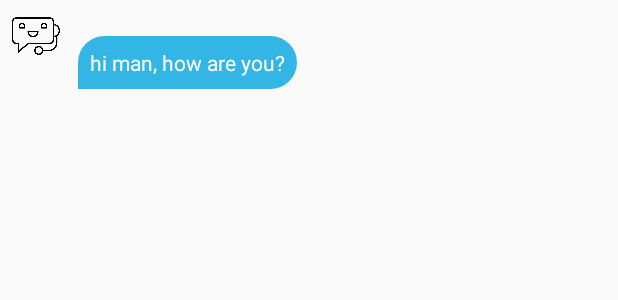
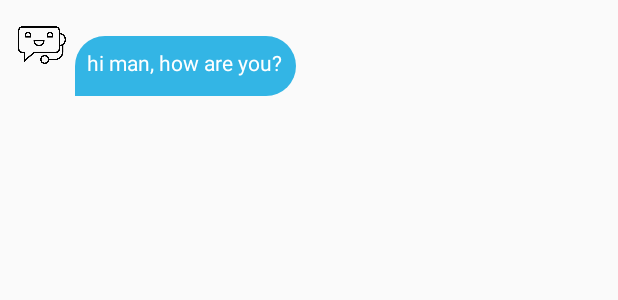
Before and after one commit to somilsingla/ChatGenie, an Android app: the layout item_message_received.xml on its own in the app's theme, with its tools: preview values and no code run, on a phone screen of 412 x 824 dp. Shown: the top 300 px of the screen. Run offline under Robolectric (Android 15) with nearby library versions, the phone set to English and light mode, and no system bars.

Commit message:
Final 2 Commit

```diff
--- a/app/src/main/res/layout/item_message_received.xml
+++ b/app/src/main/res/layout/item_message_received.xml
@@ -1,5 +1,6 @@
 <?xml version="1.0" encoding="utf-8"?>
 <androidx.constraintlayout.widget.ConstraintLayout xmlns:android="http://schemas.android.com/apk/res/android"
+    xmlns:tools="http://schemas.android.com/tools"
     android:layout_width="match_parent"
     android:layout_height="wrap_content"
     xmlns:app="http://schemas.android.com/apk/res-auto"
@@ -9,16 +10,17 @@
         android:id="@+id/image_message_profile"
         android:layout_width="32dp"
         android:layout_height="32dp"
+        android:layout_marginLeft="12dp"
+        android:layout_marginTop="6dp"
         android:background="@drawable/bot"
-        app:layout_constraintTop_toTopOf="parent"
-        android:layout_marginLeft="8dp"
-        app:layout_constraintLeft_toLeftOf="parent" />
+        app:layout_constraintLeft_toLeftOf="parent"
+        app:layout_constraintTop_toTopOf="parent" />
 
     <TextView
         android:id="@+id/bot_message_body"
-        android:layout_width="wrap_content"
-        android:layout_height="wrap_content"
-        android:layout_marginLeft="12dp"
+        android:layout_width="147dp"
+        android:layout_height="40dp"
+        android:layout_marginLeft="6dp"
         android:layout_marginTop="16dp"
         android:background="@drawable/botbuuble"
         android:maxWidth="280dp"
```
Also changed, not shown: app/src/main/res/layout/item_message_sent.xml (+3 -4 lines).
